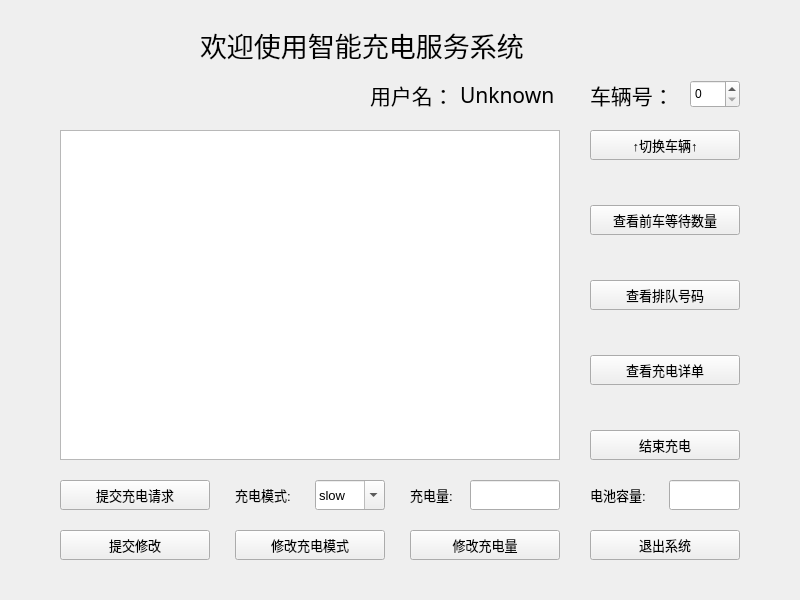
First picture: the form in ChargingUser/workwindow.ui, repository wjj710/Charging-Pile-System, before the edit.
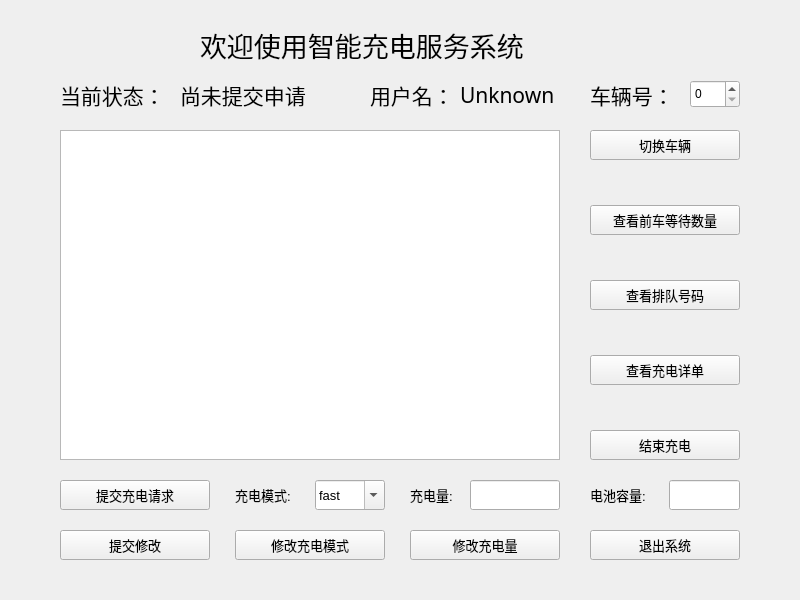
Second picture: the form after the edit.

Diff of the .ui file:
```diff
--- a/ChargingUser/workwindow.ui
+++ b/ChargingUser/workwindow.ui
@@ -193,16 +193,11 @@
     <bool>true</bool>
    </property>
    <property name="currentText">
-    <string>slow</string>
+    <string>fast</string>
    </property>
    <property name="currentIndex">
     <number>0</number>
    </property>
-   <item>
-    <property name="text">
-     <string>slow</string>
-    </property>
-   </item>
    <item>
     <property name="text">
      <string>fast</string>
@@ -237,6 +232,44 @@
     </rect>
    </property>
   </widget>
+  <widget class="QLabel" name="stateLab">
+   <property name="geometry">
+    <rect>
+     <x>60</x>
+     <y>80</y>
+     <width>131</width>
+     <height>30</height>
+    </rect>
+   </property>
+   <property name="font">
+    <font>
+     <family>华光隶书_CNKI</family>
+     <pointsize>16</pointsize>
+    </font>
+   </property>
+   <property name="text">
+    <string>当前状态：</string>
+   </property>
+  </widget>
+  <widget class="QLabel" name="stateText">
+   <property name="geometry">
+    <rect>
+     <x>180</x>
+     <y>80</y>
+     <width>161</width>
+     <height>30</height>
+    </rect>
+   </property>
+   <property name="font">
+    <font>
+     <family>华光隶书_CNKI</family>
+     <pointsize>16</pointsize>
+    </font>
+   </property>
+   <property name="text">
+    <string>尚未提交申请</string>
+   </property>
+  </widget>
   <widget class="QLabel" name="usrLab">
    <property name="geometry">
     <rect>
@@ -399,7 +432,7 @@
     </font>
    </property>
    <property name="text">
-    <string>↑切换车辆↑</string>
+    <string>切换车辆</string>
    </property>
   </widget>
   <widget class="QSpinBox" name="spinBox">
```
Left out of the diff: 7 changed lines with no effect on the pictures.
